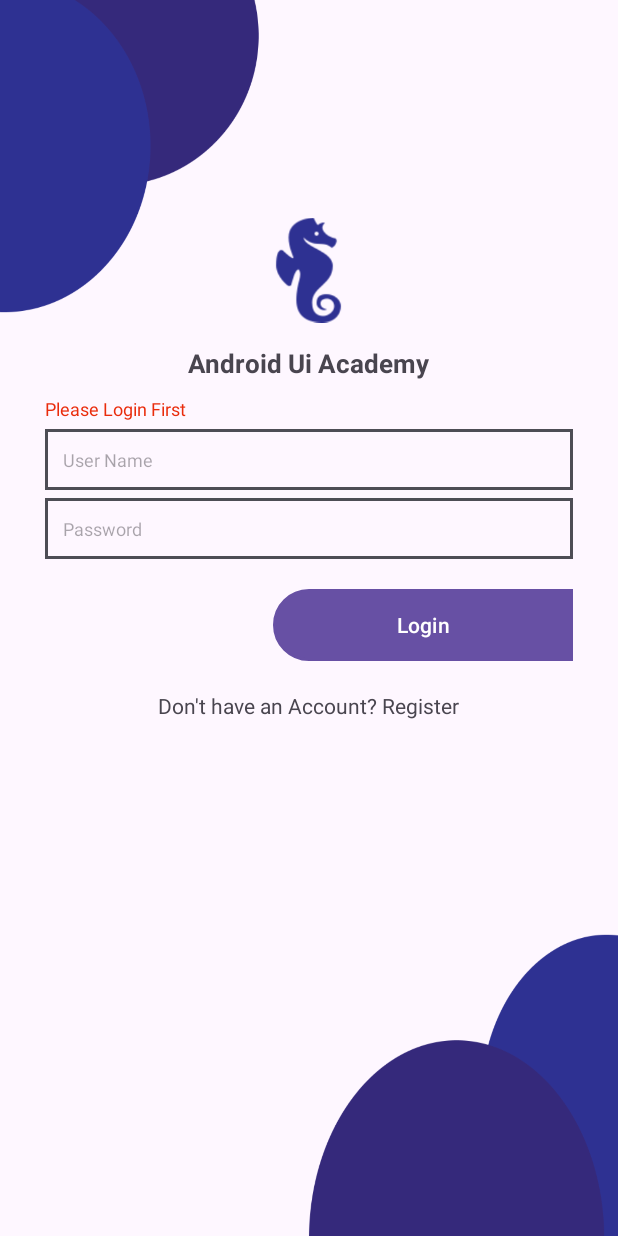
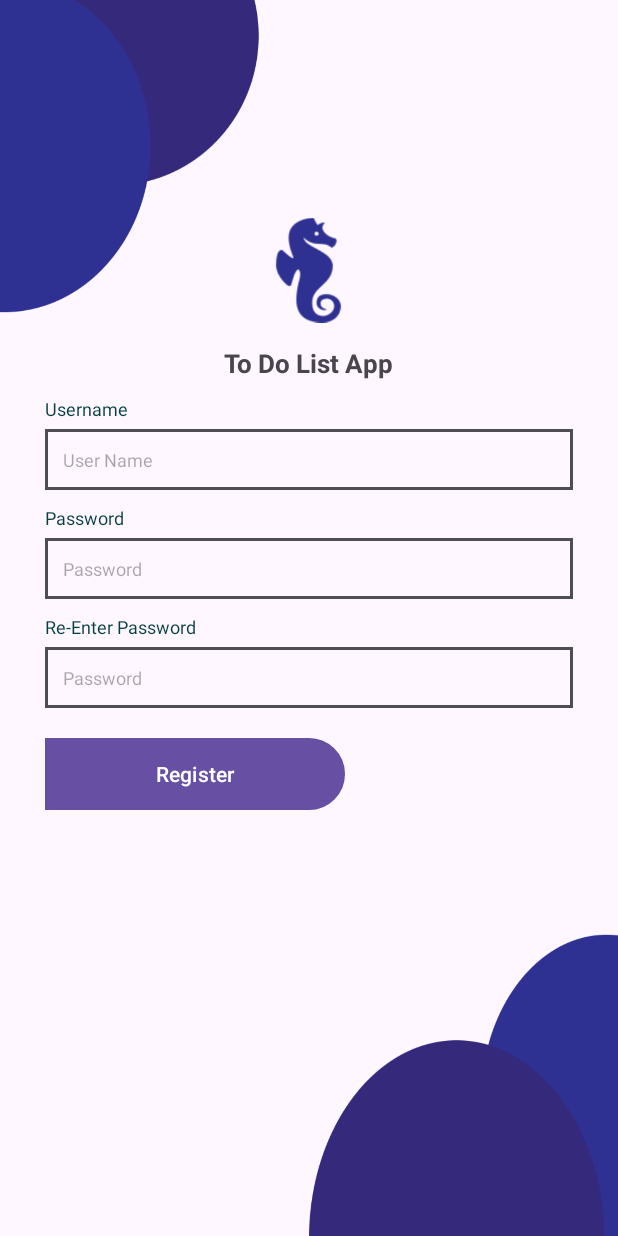
Before and after one commit to PhucP/BTL-Android, an Android app: the screen it shows after launch (MainActivity), on a phone screen of 412 x 824 dp. Run offline under Robolectric (Android 15) with nearby library versions, the phone set to English and light mode, and no system bars.

Commit message:
add register form

```diff
--- a/app/src/main/AndroidManifest.xml
+++ b/app/src/main/AndroidManifest.xml
@@ -13,7 +13,7 @@
         android:theme="@style/Theme.BTL"
         tools:targetApi="31">
         <activity
-            android:name=".MainActivity"
+            android:name=".Controller.MainActivity"
             android:exported="true">
             <intent-filter>
                 <action android:name="android.intent.action.MAIN" />
--- a/app/src/main/java/com/example/btl/MainActivity.java
+++ b/app/src/main/java/com/example/btl/Controller/MainActivity.java
@@ -1,14 +1,16 @@
-package com.example.btl;
+package com.example.btl.Controller;
 
 import androidx.appcompat.app.AppCompatActivity;
 
 import android.os.Bundle;
+
+import com.example.btl.R;
 
 public class MainActivity extends AppCompatActivity {
 
     @Override
     protected void onCreate(Bundle savedInstanceState) {
         super.onCreate(savedInstanceState);
-        setContentView(R.layout.activity_main);
+        setContentView(R.layout.register);
     }
 }
--- /dev/null
+++ b/app/src/main/res/drawable/btndesignright.xml
@@ -0,0 +1,6 @@
+<?xml version="1.0" encoding="utf-8"?>
+<shape xmlns:android="http://schemas.android.com/apk/res/android">
+    <padding android:top="15dp" android:right="15dp" android:left="15dp" android:bottom="15dp"/>
+    <corners android:topRightRadius="25dp" android:bottomRightRadius="25dp"/>
+    <stroke android:width="2dp" android:color="#4D4D55"/>
+</shape>
--- a/app/src/main/res/layout/activity_main.xml
+++ b/app/src/main/res/layout/register.xml
@@ -5,7 +5,7 @@
     android:layout_width="match_parent"
     android:layout_height="match_parent"
     android:background="@drawable/back"
-    tools:context=".MainActivity">
+    tools:context=".Controller.MainActivity">
     <LinearLayout
         android:layout_width="match_parent"
         android:layout_height="wrap_content"
@@ -26,7 +26,7 @@
             android:layout_width="wrap_content"
             android:layout_height="wrap_content"
             android:layout_gravity="center"
-            android:text="Android Ui Academy"
+            android:text="To Do List App"
             android:textSize="17sp"
             android:textStyle="bold"
             />
@@ -34,9 +34,9 @@
             android:layout_width="wrap_content"
             android:layout_height="wrap_content"
             android:layout_gravity="left"
-            android:text="Please Login First"
+            android:text="Username"
             android:textSize="12sp"
-            android:textColor="#E92C0C"
+            android:textColor="#053D45"
             android:layout_marginTop="10dp"
             />
         <EditText
@@ -46,6 +46,33 @@
             android:textSize="12sp"
             android:layout_marginTop="5dp"
             android:background="@drawable/edtdesign"
+            />
+        <TextView
+            android:layout_width="wrap_content"
+            android:layout_height="wrap_content"
+            android:layout_gravity="left"
+            android:text="Password"
+            android:textSize="12sp"
+            android:textColor="#053D45"
+            android:layout_marginTop="10dp"
+            />
+        <EditText
+            android:layout_width="match_parent"
+            android:layout_height="wrap_content"
+            android:hint="Password"
+            android:textSize="12sp"
+            android:layout_marginTop="5dp"
+            android:background="@drawable/edtdesign"
+            android:inputType="textPassword"
+            />
+        <TextView
+            android:layout_width="wrap_content"
+            android:layout_height="wrap_content"
+            android:layout_gravity="left"
+            android:text="Re-Enter Password"
+            android:textSize="12sp"
+            android:textColor="#053D45"
+            android:layout_marginTop="10dp"
             />
         <EditText
             android:layout_width="match_parent"
@@ -59,20 +86,12 @@
         <Button
             android:layout_width="200dp"
             android:layout_height="wrap_content"
-            android:text="Login"
+            android:text="Register"
             android:textAllCaps="false"
-            android:layout_gravity="right"
-            android:background="@drawable/btndesign"
+            android:layout_gravity="left"
+            android:background="@drawable/btndesignright"
             android:layout_marginTop="20dp"
             />
-        <TextView
-            android:layout_width="wrap_content"
-            android:layout_height="wrap_content"
-            android:layout_gravity="center"
-            android:text="Don't have an Account? Register"
-            android:layout_marginTop="20dp"
-            />
-
     </LinearLayout>
 
 </RelativeLayout>
```
Also changed, not shown: app/src/main/res/layout/login.xml (added, +78 -0 lines).
